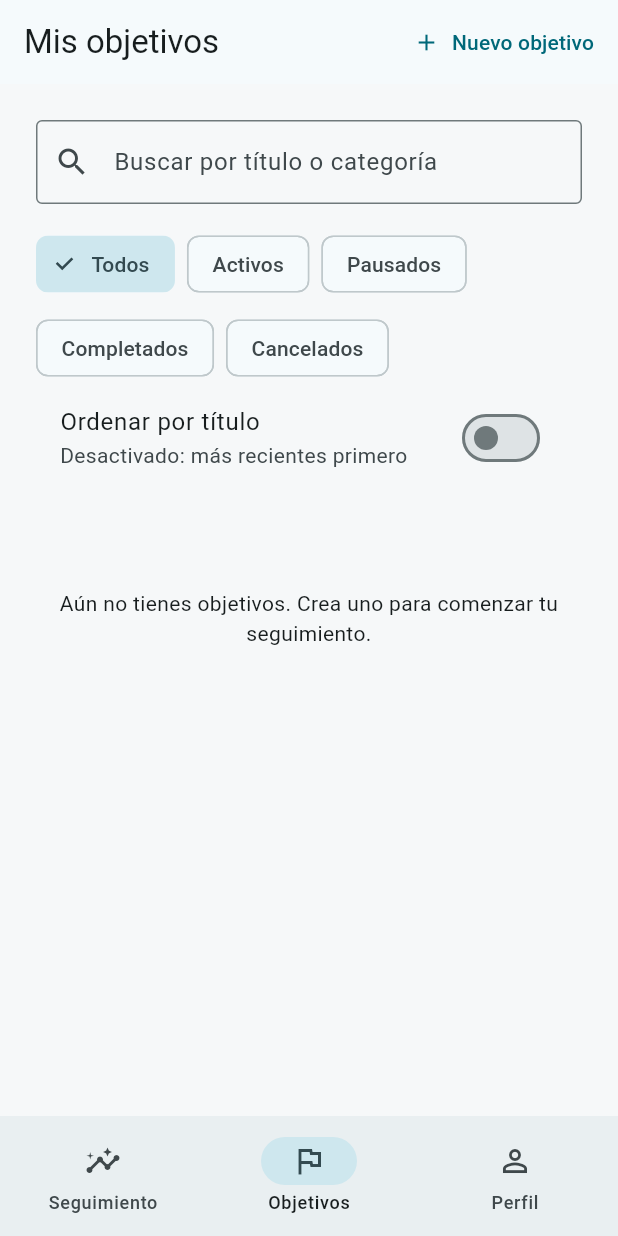
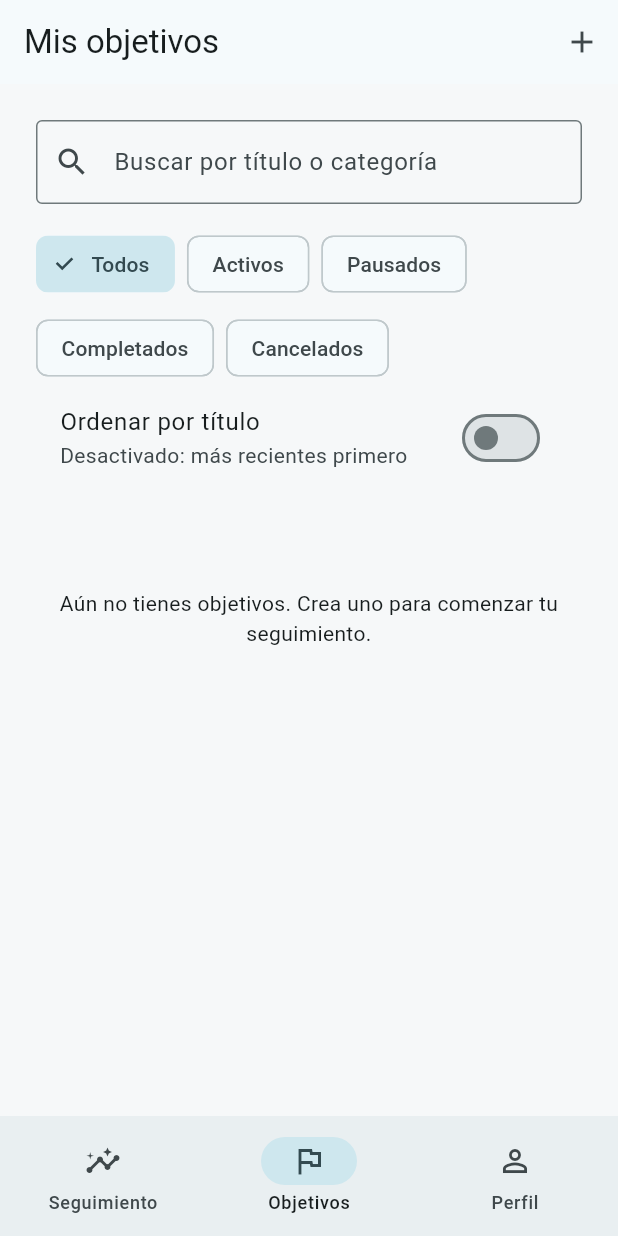
Before and after one commit to CarlosAM03/neuro-connect, a Flutter app: the GoalsPage screen opened by its route, on a phone screen of 412 x 824 dp. Run offline on Flutter 3.47's test engine with Material 3 defaults, Android fonts, the phone set to English and light mode, and no system bars; our stand-ins replace dio, fl_chart, flutter_riverpod, flutter_secure_storage, go_router, web; accounts and stored records are empty; network calls fail.

Commit message:
fix(a11y): support large text and document platform validation

```diff
--- a/app/lib/features/activity/activity_page.dart
+++ b/app/lib/features/activity/activity_page.dart
@@ -45,8 +45,10 @@ class _ActivityPageState extends ConsumerState<ActivityPage> {
                     ),
                   ),
                 ),
-              Row(
-                mainAxisAlignment: MainAxisAlignment.spaceBetween,
+              Wrap(
+                alignment: WrapAlignment.spaceBetween,
+                spacing: 8,
+                runSpacing: 8,
                 children: [
                   TextButton(
                     onPressed: page > 1 ? () => setState(() => page--) : null,
--- a/app/lib/features/analytics/progress_chart.dart
+++ b/app/lib/features/analytics/progress_chart.dart
@@ -86,8 +86,10 @@ class ProgressChart extends StatelessWidget {
           ),
         ),
         const SizedBox(height: 8),
-        Row(
-          mainAxisAlignment: MainAxisAlignment.spaceBetween,
+        Wrap(
+          alignment: WrapAlignment.spaceBetween,
+          spacing: 16,
+          runSpacing: 8,
           children: [
             Text(dateLabel(points.first.date)),
             Text(dateLabel(points.last.date)),
--- a/app/lib/features/goals/goals_page.dart
+++ b/app/lib/features/goals/goals_page.dart
@@ -40,11 +40,19 @@ class _GoalsPageState extends ConsumerState<GoalsPage> {
   Widget build(BuildContext context) => PageFrame(
     title: 'Mis objetivos',
     actions: [
-      TextButton.icon(
-        onPressed: () => context.go('/goals/new'),
-        icon: const Icon(Icons.add),
-        label: const Text('Nuevo objetivo'),
-      ),
+      if (MediaQuery.sizeOf(context).width < 600 ||
+          MediaQuery.textScalerOf(context).scale(1) > 1.3)
+        IconButton(
+          tooltip: 'Nuevo objetivo',
+          onPressed: () => context.go('/goals/new'),
+          icon: const Icon(Icons.add),
+        )
+      else
+        TextButton.icon(
+          onPressed: () => context.go('/goals/new'),
+          icon: const Icon(Icons.add),
+          label: const Text('Nuevo objetivo'),
+        ),
     ],
     child: ref
         .watch(goalsProvider)
```
Also changed, not shown: app/lib/app/app.dart (+7 -0 lines), 3 other files.
